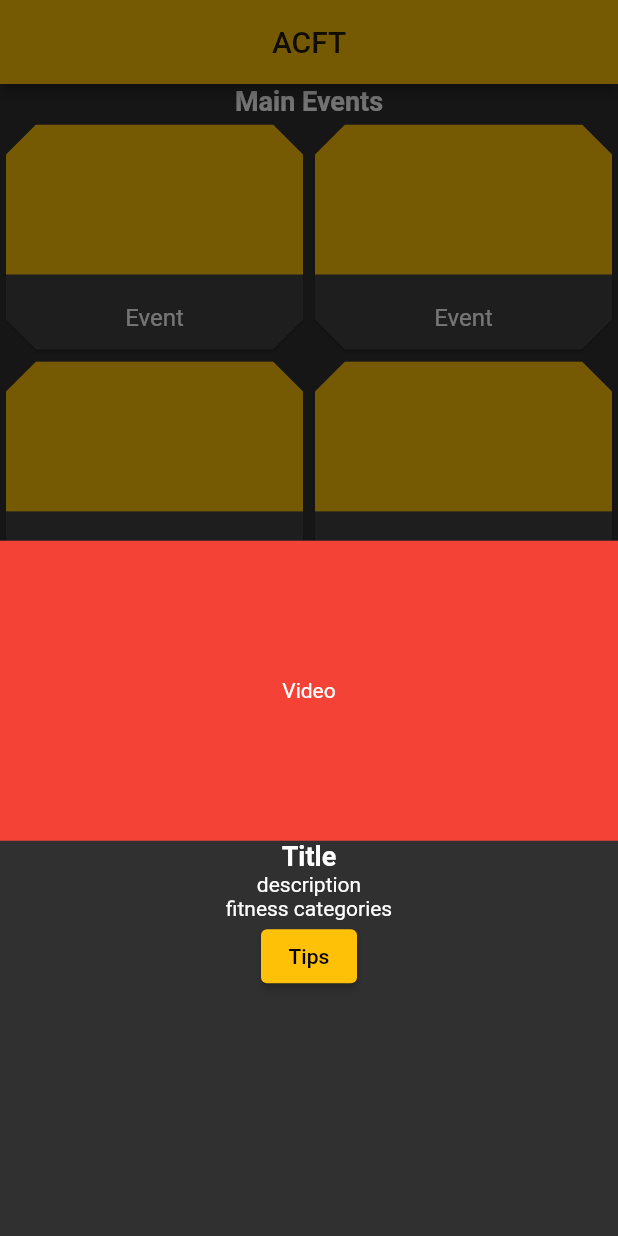
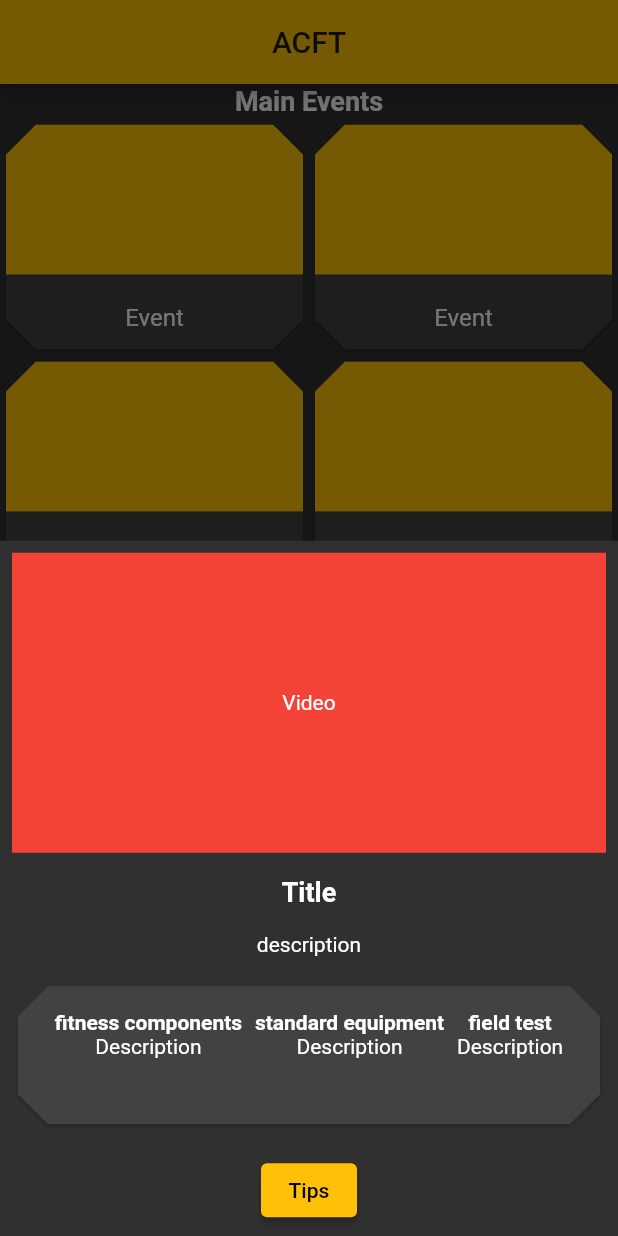
Before and after one commit to flores912/acft_flutter, a Flutter app: the screen it shows after launch, after a tap on "Event", on a phone screen of 412 x 824 dp. Run offline on Flutter 3.47's test engine with Material 2 defaults, Android fonts, the phone set to English and light mode, and no system bars.

Commit message:
-added more bottom sheet to ui layout

```diff
--- a/lib/acft_events.dart
+++ b/lib/acft_events.dart
@@ -81,12 +81,57 @@ class _EventCardState extends State<EventCard> {
             builder: (context) {
               return Column(
                 children: [
-                  Container(color:Colors.red,height:200,child: Center(child: Text('Video')),),
-                  Text('Title',style: TextStyle(fontSize: 18,fontWeight: FontWeight.bold),),
-                  Text('description'),
-                  Container(child: Text('fitness categories'),),
-                  ElevatedButton(onPressed: (){
-                  }, child: Text('Tips'))
+                  Padding(
+                    padding: const EdgeInsets.all(8.0),
+                    child: Container(color:Colors.red,height:200,child: Center(child: Text('Video')),),
+                  ),
+                  Padding(
+                    padding: const EdgeInsets.all(8.0),
+                    child: Text('Title',style: TextStyle(fontSize: 18,fontWeight: FontWeight.bold),),
+                  ),
+                  Padding(
+                    padding: const EdgeInsets.all(8.0),
+                    child: Text('description'),
+                  ),
+                  Padding(
+                    padding: const EdgeInsets.all(8.0),
+                    child: Container(height: 100,
+                      child: Card(child: Column(
+                        children: [
+                          Padding(
+                            padding: const EdgeInsets.all(16.0),
+                            child: Row(mainAxisAlignment: MainAxisAlignment.spaceEvenly,
+                              children: [
+                                Column(
+                                  children: [
+                                    Text('fitness components',style: TextStyle(fontWeight: FontWeight.bold),),
+                                    Text('Description')
+                                  ],
+                                ),
+                                Column(
+                                  children: [
+                                    Text('standard equipment',style: TextStyle(fontWeight: FontWeight.bold),),
+                                    Text('Description')
+                                  ],
+                                ),
+                                Column(
+                                  children: [
+                                    Text('field test',style: TextStyle(fontWeight: FontWeight.bold),),
+                                    Text('Description')
+                                  ],
+                                )
+                              ],
+                            ),
+                          ),
+                        ],
+                      ),),
+                    ),
+                  ),
+                  Padding(
+                    padding: const EdgeInsets.all(8.0),
+                    child: ElevatedButton(onPressed: (){
+                    }, child: Text('Tips')),
+                  )
                 ],
               );
             });
```
